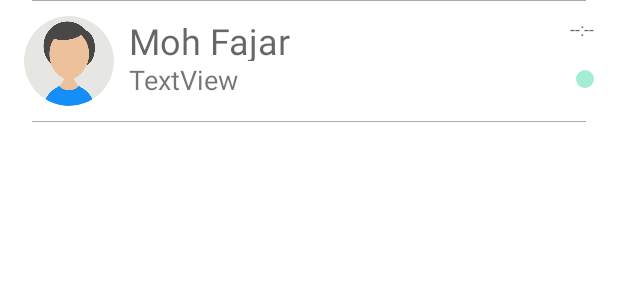
After one commit to mohfajar17/HRMobile, an Android app: the layout activity_chat_list.xml on its own in the app's theme, with its tools: preview values and no code run, on a phone screen of 412 x 824 dp. The commit adds this screen. Shown: the top 300 px of the screen. Run offline under Robolectric (Android 15) with nearby library versions, the phone set to English and light mode, and no system bars; network calls fail.

Commit message:
22 Des 2021

```diff
--- a/app/build.gradle
+++ b/app/build.gradle
@@ -12,8 +12,8 @@ android {
         applicationId "com.asukacorp.hrmobile"
         minSdkVersion 16
         targetSdkVersion 30
-        versionCode 30
-        versionName "1.13.1"
+        versionCode 31
+        versionName "1.13.2"
         ndk.abiFilters 'armeabi-v7a', 'arm64-v8a', 'x86', 'x86_64'
         testInstrumentationRunner "androidx.test.runner.AndroidJUnitRunner"
     }
--- a/app/src/main/AndroidManifest.xml
+++ b/app/src/main/AndroidManifest.xml
@@ -17,7 +17,8 @@
         android:supportsRtl="true"
         android:theme="@style/Theme.HRMobile.NoActionBar"
         tools:replace="android:icon,android:theme">
-        <activity android:name=".Login.ForgotActivity"></activity>
+        <activity android:name=".Menu.Chat.ChatActivity"></activity>
+        <activity android:name=".Login.ForgotActivity" />
         <activity android:name=".Login.VerificationActivity" />
         <activity android:name=".Hybrid.CutiDetailActivity" />
         <activity android:name=".Menu.SlipGaji.DownloadSlipActivity" />
--- a/app/src/main/java/com/asukacorp/hrmobile/Config.java
+++ b/app/src/main/java/com/asukacorp/hrmobile/Config.java
@@ -2,7 +2,7 @@ package com.asukacorp.hrmobile;
 
 public class Config {
 //    public static final String DATA_URL = "http://192.168.43.183/hr_mobile/";   //IP thetering hp
-//    public static final String DATA_URL = "http://192.168.88.121/hr_mobile/";   //IP asuka IT Room
+//    public static final String DATA_URL = "http://192.168.88.94/hr_mobile/";   //IP asuka IT Room
 //    public static final String DATA_URL = "http://192.168.0.109/hr_mobile/";   //IP home wifi
     public static final String DATA_URL = "https://ais.asukaindonesia.co.id/mobile/";   //IP server
 
--- a/app/src/main/java/com/asukacorp/hrmobile/Login/SigninActivity.java
+++ b/app/src/main/java/com/asukacorp/hrmobile/Login/SigninActivity.java
@@ -10,6 +10,7 @@ import android.graphics.drawable.ColorDrawable;
 import android.os.Bundle;
 import android.os.Handler;
 import android.text.Editable;
+import android.text.TextUtils;
 import android.text.TextWatcher;
 import android.text.method.HideReturnsTransformationMethod;
 import android.text.method.PasswordTransformationMethod;
@@ -202,7 +203,7 @@ public class SigninActivity extends AppCompatActivity {
     }
 
     private void loadData() {
-        if (idKaryawan < 0 || editTextUsername.getText().toString().matches("") || editTextPassword.getText().toString().matches("") /*||
+        if (idKaryawan < 0 || TextUtils.isEmpty(editTextUsername.getText().toString()) || TextUtils.isEmpty(editTextPassword.getText().toString()) /*||
                 editTextPhone.getText().toString().matches("") || editTextPhone.getText().length() < 10*/) {
             Toast.makeText(SigninActivity.this, "Failed, please check your data", Toast.LENGTH_LONG).show();
         } else {
@@ -225,7 +226,7 @@ public class SigninActivity extends AppCompatActivity {
                     int status = jsonObject.getInt("status");
                     int data = jsonObject.getInt("data");
                     if(status>0){
-                        if (data>1){
+                        if (data==1){
                             Intent bukaActivity = new Intent(SigninActivity.this, LoginActivity.class);
                             startActivity(bukaActivity);
                             finish();
--- /dev/null
+++ b/app/src/main/res/layout/activity_chat_list.xml
@@ -0,0 +1,93 @@
+<?xml version="1.0" encoding="utf-8"?>
+<LinearLayout
+    xmlns:android="http://schemas.android.com/apk/res/android"
+    xmlns:app="http://schemas.android.com/apk/res-auto"
+    android:layout_width="match_parent"
+    android:layout_height="wrap_content"
+    android:orientation="vertical"
+    android:layout_marginLeft="16dp"
+    android:layout_marginRight="16dp">
+
+    <ImageView
+        android:layout_width="match_parent"
+        android:layout_height="wrap_content"
+        android:layout_marginBottom="10dp"
+        android:layout_marginLeft="5dp"
+        android:layout_marginRight="5dp"
+        app:srcCompat="@android:color/darker_gray" />
+
+    <LinearLayout
+        android:layout_width="match_parent"
+        android:layout_height="match_parent"
+        android:orientation="horizontal">
+
+        <de.hdodenhof.circleimageview.CircleImageView
+            android:id="@+id/imageCircleCProfile"
+            android:layout_width="60dp"
+            android:layout_height="60dp"
+            android:scaleType="centerCrop"
+            android:src="@drawable/akun" />
+
+        <LinearLayout
+            android:layout_width="match_parent"
+            android:layout_height="match_parent"
+            android:orientation="vertical"
+            android:layout_marginLeft="10dp">
+
+            <RelativeLayout
+                android:layout_width="match_parent"
+                android:layout_height="wrap_content"
+                android:orientation="horizontal">
+
+                <TextView
+                    android:id="@+id/textViewCNama"
+                    android:layout_width="210dp"
+                    android:layout_height="30dp"
+                    android:hint="Moh Fajar"
+                    android:textColor="@android:color/black"
+                    android:textSize="24sp" />
+
+                <TextView
+                    android:id="@+id/textViewCWaktu"
+                    android:layout_width="75dp"
+                    android:layout_height="wrap_content"
+                    android:hint="--:--"
+                    android:textColor="@android:color/black"
+                    android:textSize="12sp"
+                    android:gravity="end"
+                    android:layout_alignParentTop="true"
+                    android:layout_alignParentRight="true"
+                    android:layout_alignParentEnd="true" />
+
+            </RelativeLayout>
+
+            <RelativeLayout
+                android:layout_width="match_parent"
+                android:layout_height="wrap_content">
+                <TextView
+                    android:id="@+id/textViewCIsi"
+                    android:layout_width="wrap_content"
+                    android:layout_height="24dp"
+                    android:text="TextView"
+                    android:maxLines="1"
+                    android:singleLine="true"
+                    android:textSize="18sp" />
+                <de.hdodenhof.circleimageview.CircleImageView
+                    android:id="@+id/textViewCUnreadChats"
+                    android:layout_width="12dp"
+                    android:layout_height="12dp"
+                    android:layout_alignParentRight="true"
+                    android:layout_centerVertical="true"
+                    android:src="@color/cyan"/>
+            </RelativeLayout>
+        </LinearLayout>
+    </LinearLayout>
+
+    <ImageView
+        android:layout_width="match_parent"
+        android:layout_height="wrap_content"
+        android:layout_marginLeft="5dp"
+        android:layout_marginRight="5dp"
+        android:layout_marginTop="10dp"
+        app:srcCompat="@android:color/darker_gray" />
+</LinearLayout>
--- a/app/src/main/res/layout/activity_spkl_detail.xml
+++ b/app/src/main/res/layout/activity_spkl_detail.xml
@@ -401,6 +401,11 @@
                             android:layout_width="match_parent"
                             android:layout_height="wrap_content"/>
                     </androidx.core.widget.NestedScrollView>
+
+                    <ImageView
+                        android:layout_width="match_parent"
+                        android:layout_height="1dp"
+                        android:src="@color/black"/>
                 </LinearLayout>
             </HorizontalScrollView>
 
--- a/app/src/main/res/values/strings.xml
+++ b/app/src/main/res/values/strings.xml
@@ -1,6 +1,6 @@
 <resources>
     <string name="app_name">HR Asuka Mobile</string>
-    <string name="app_version">V1.13.1</string>
+    <string name="app_version">V1.13.2</string>
 
     <!-- TODO: Remove or change this placeholder text -->
     <string name="hello_blank_fragment">Hello blank fragment</string>
```
Also changed, not shown: app/src/main/java/com/asukacorp/hrmobile/Menu/Chat/ChatActivity.java (added, +16 -0 lines), app/src/main/java/com/asukacorp/hrmobile/Menu/MenuFragment.java (+10 -0 lines), app/src/main/res/drawable/ic_chat.xml (added, +11 -0 lines), app/src/main/res/layout/activity_chat.xml (added, +54 -0 lines), app/src/main/res/layout/fragment_menu.xml (+82 -1 lines).
